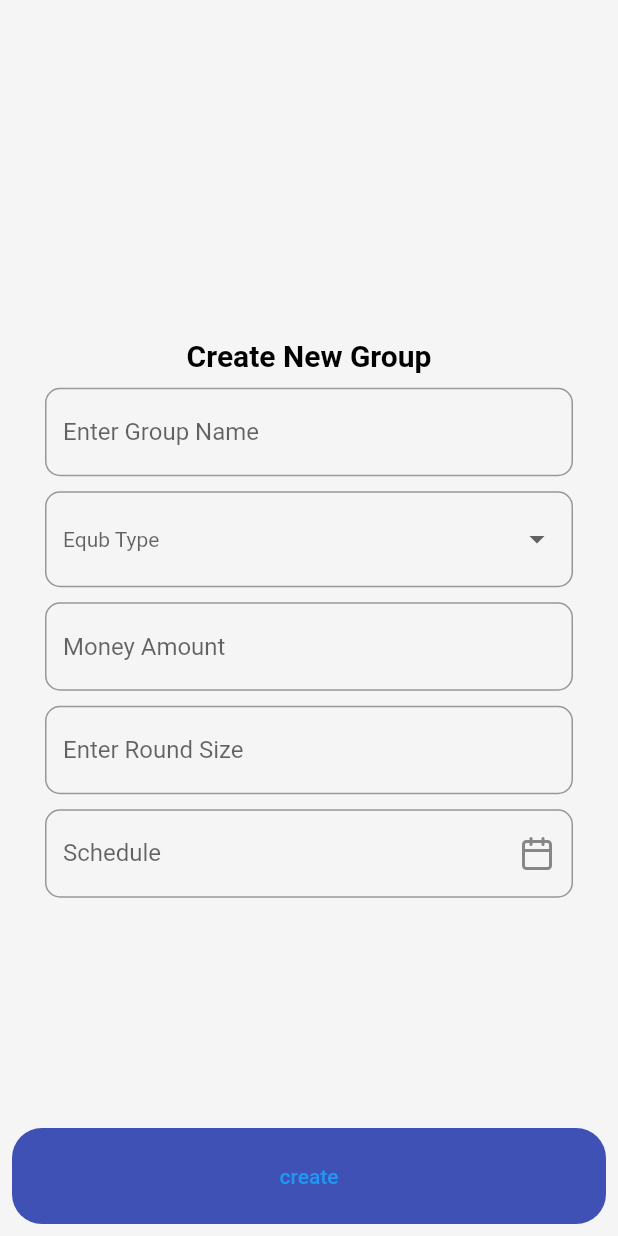
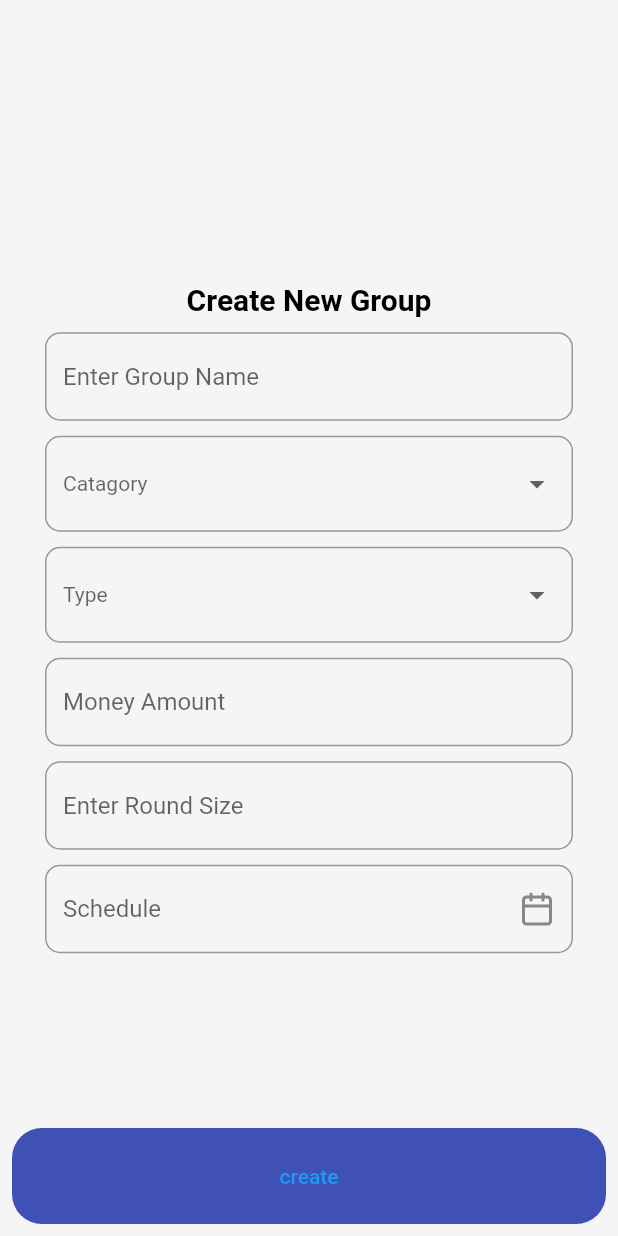
Before and after one commit to anonymousdomain/equb, a Flutter app: the NewEqub screen opened directly, on a phone screen of 412 x 824 dp. Run offline on Flutter 3.47's test engine with Material 2 defaults, Android fonts, the phone set to English and light mode, and no system bars; our stand-ins replace cloud_firestore, connectivity_plus, country_code_picker, firebase_auth, firebase_core, firebase_storage and 5 more; missing offline and left inert: firebase_app_check; accounts and stored records are empty.

Commit message:
catagory field addded

```diff
--- a/lib/screens/equbGroup/new_equb_group.dart
+++ b/lib/screens/equbGroup/new_equb_group.dart
@@ -15,13 +15,15 @@ class NewEqub extends StatefulWidget {
 
 class _NewEqubState extends State<NewEqub> {
   String? _selectedItem;
+  String? _catagoryItem;
   final _equbKey = GlobalKey<FormState>();
-  final _items = [
-    'Regular',
-    'Irregural',
-    'Non-Stop',
-    'Mewww',
+  final _types = [
+    'Daily',
+    'Weekly',
+    'monthly',
   ];
+
+  final _catagory = ['Employee', 'Drivers', 'Bussiness'];
   final TextEditingController _groupNameController = TextEditingController();
   final TextEditingController _moneyamountController = TextEditingController();
   final TextEditingController _roundSizeController = TextEditingController();
@@ -43,6 +45,7 @@ class _NewEqubState extends State<NewEqub> {
   void createGroup() async {
     final id = Uuid().v4().replaceAll(RegExp(r'[^0-9]'), '').substring(0, 10);
     await createGroupDocument(
+        catagory: _catagoryItem,
         groupName: _groupNameController.text,
         moneyAmount: _moneyamountController.text,
         roundSize: _roundSizeController.text,
@@ -97,17 +100,43 @@ class _NewEqubState extends State<NewEqub> {
                   DropdownButtonFormField(
                     borderRadius: BorderRadius.circular(10),
                     focusColor: Theme.of(context).primaryColor,
-                    value: _selectedItem,
+                    value: _catagoryItem,
                     dropdownColor: Theme.of(context).scaffoldBackgroundColor,
                     decoration: InputDecoration(
-                        hintText: 'Equb Type',
+                        hintText: 'Catagory',
                         fillColor: Theme.of(context).primaryColor,
                         border: OutlineInputBorder(
                           borderRadius: BorderRadius.circular(10),
                         )),
                     style: TextStyle(
                         color: Theme.of(context).textTheme.headline1!.color),
-                    items: _items.map((item) {
+                    items: _catagory.map((item) {
+                      return DropdownMenuItem(value: item, child: Text(item));
+                    }).toList(),
+                    onChanged: (String? value) {
+                      setState(() {
+                        _catagoryItem = value!;
+                      });
+                    },
+                    isDense: true,
+                  ),
+                  SizedBox(
+                    height: 10,
+                  ),
+                  DropdownButtonFormField(
+                    borderRadius: BorderRadius.circular(10),
+                    focusColor: Theme.of(context).primaryColor,
+                    value: _selectedItem,
+                    dropdownColor: Theme.of(context).scaffoldBackgroundColor,
+                    decoration: InputDecoration(
+                        hintText: 'Type',
+                        fillColor: Theme.of(context).primaryColor,
+                        border: OutlineInputBorder(
+                          borderRadius: BorderRadius.circular(10),
+                        )),
+                    style: TextStyle(
+                        color: Theme.of(context).textTheme.headline1!.color),
+                    items: _types.map((item) {
                       return DropdownMenuItem(value: item, child: Text(item));
                     }).toList(),
                     onChanged: (String? value) {
--- a/lib/service/group.dart
+++ b/lib/service/group.dart
@@ -10,6 +10,7 @@ Future<void> createGroupDocument({
   required schedule,
   required equbType,
   required id,
+  required catagory
 }) async {
   final groupDoc = {
     'groupName': groupName,
@@ -20,6 +21,7 @@ Future<void> createGroupDocument({
     'id': id,
     'uid': user?.uid,
     'members': [user?.uid],
+    'catagory':catagory,
     'createdAt': FieldValue.serverTimestamp()
   };
 
```
